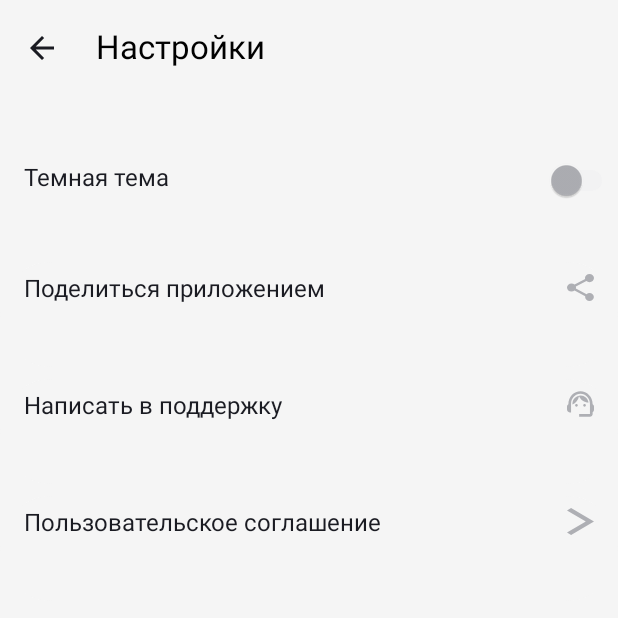
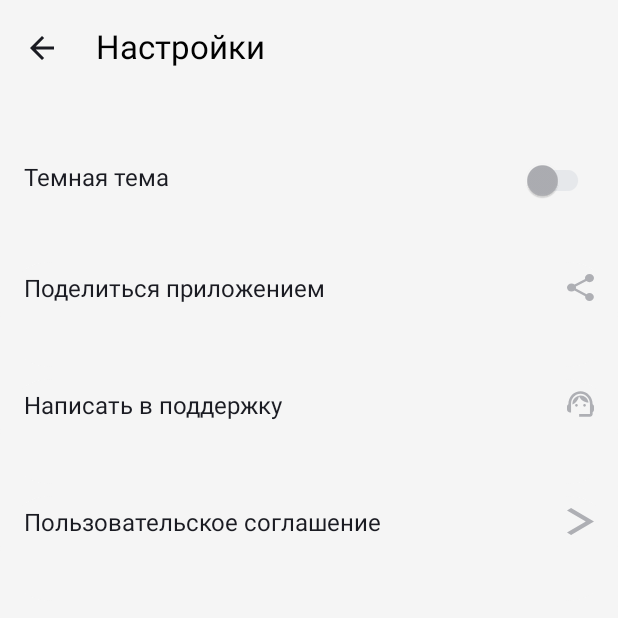
Before and after one commit to LasvegasandFlorida/PlaylistMakerProd, an Android app: the screen it shows after launch (SettingsActivity), after a tap on "Настройки", on a phone screen of 412 x 824 dp, the top half of it. Run offline under Robolectric (Android 15) with nearby library versions, the phone set to English and light mode, and no system bars.

Commit message:
- Добавлено сохранение настроек Темной темы - Добавлено сохранение истории поиска экрана Поиск

```diff
--- a/app/src/main/AndroidManifest.xml
+++ b/app/src/main/AndroidManifest.xml
@@ -4,6 +4,7 @@
     <uses-permission android:name="android.permission.INTERNET"/>
     <application
         android:allowBackup="true"
+        android:name="com.example.playlistmakerprod.App"
         android:dataExtractionRules="@xml/data_extraction_rules"
         android:fullBackupContent="@xml/backup_rules"
         android:icon="@mipmap/ic_launcher"
--- /dev/null
+++ b/app/src/main/java/com/example/playlistmakerprod/App.kt
@@ -0,0 +1,24 @@
+package com.example.playlistmakerprod
+
+import android.app.Application
+import androidx.appcompat.app.AppCompatDelegate
+
+class App : Application() {
+private var darkTheme = false
+    override fun onCreate() {
+        super.onCreate()
+        val sharedPrefs = getSharedPreferences(SHARED_PREFERENCES, MODE_PRIVATE)
+        darkTheme = sharedPrefs.getBoolean(NIGHT_MODE_KEY, false)
+        switchTheme(darkTheme)
+    }
+    fun switchTheme(darkThemeEnabled: Boolean) {
+        darkTheme = darkThemeEnabled
+        AppCompatDelegate.setDefaultNightMode(
+            if (darkThemeEnabled) {
+                AppCompatDelegate.MODE_NIGHT_YES
+            } else {
+                AppCompatDelegate.MODE_NIGHT_NO
+            }
+        )
+    }
+}
--- a/app/src/main/java/com/example/playlistmakerprod/SettingsActivity.kt
+++ b/app/src/main/java/com/example/playlistmakerprod/SettingsActivity.kt
@@ -8,7 +8,10 @@ import android.widget.Button
 import android.widget.ImageView
 import android.widget.Switch
 import androidx.appcompat.app.AppCompatDelegate
+import com.google.android.material.switchmaterial.SwitchMaterial
 
+const val SHARED_PREFERENCES = "playlistmaker_shared_preferences"
+const val NIGHT_MODE_KEY = "key_for_night_mode"
 class SettingsActivity : AppCompatActivity() {
     override fun onCreate(savedInstanceState: Bundle?) {
         super.onCreate(savedInstanceState)
@@ -17,19 +20,14 @@ class SettingsActivity : AppCompatActivity() {
         backBtn.setOnClickListener {
             this.finish()
         }
-        val themeSwitch = findViewById<Switch>(R.id.theme_switch)
-        when (AppCompatDelegate.getDefaultNightMode())
-        {
-            AppCompatDelegate.MODE_NIGHT_YES -> themeSwitch.isChecked = true
-            AppCompatDelegate.MODE_NIGHT_NO -> themeSwitch.isChecked = false
-        }
+        val themeSwitch = findViewById<SwitchMaterial>(R.id.theme_switch)
+        val sharedPrefs = getSharedPreferences(SHARED_PREFERENCES, MODE_PRIVATE)
+        themeSwitch.isChecked = sharedPrefs.getBoolean(NIGHT_MODE_KEY,false)
         themeSwitch.setOnCheckedChangeListener { _, checkedId ->
-            when (checkedId) {
-                true -> AppCompatDelegate.setDefaultNightMode(AppCompatDelegate.MODE_NIGHT_YES)
-
-                false -> AppCompatDelegate.setDefaultNightMode(AppCompatDelegate.MODE_NIGHT_NO)
-            }
-
+            (applicationContext as App).switchTheme(checkedId)
+            sharedPrefs.edit()
+                .putBoolean(NIGHT_MODE_KEY, checkedId)
+                .apply()
         }
         val shareBtn = findViewById<Button>(R.id.share_button)
         shareBtn.setOnClickListener {
--- a/app/src/main/java/com/example/playlistmakerprod/SongsAdapter.kt
+++ b/app/src/main/java/com/example/playlistmakerprod/SongsAdapter.kt
@@ -1,18 +1,18 @@
 package com.example.playlistmakerprod
 
 import android.view.LayoutInflater
+import android.view.View
 import android.view.ViewGroup
 import androidx.recyclerview.widget.RecyclerView
 
 class SongsAdapter(
     private val tracks: ArrayList<Track>
 ) : RecyclerView.Adapter<SongsViewHolder> () {
-
+    var onItemClick: ((Track) -> Unit)? = null
     override fun onCreateViewHolder(parent: ViewGroup, viewType: Int): SongsViewHolder {
         val view = LayoutInflater.from(parent.context).inflate(R.layout.songs_view, parent, false)
-        return SongsViewHolder(view)
+        return SongsViewHolder(view,onItemClick,tracks)
     }
-
     override fun onBindViewHolder(holder: SongsViewHolder, position: Int) {
         holder.bind(tracks[position])
     }
--- a/app/src/main/java/com/example/playlistmakerprod/Track.kt
+++ b/app/src/main/java/com/example/playlistmakerprod/Track.kt
@@ -2,4 +2,4 @@ package com.example.playlistmakerprod
 
 import com.google.gson.annotations.SerializedName
 
-data class Track( val trackName:String, val artistName: String, @SerializedName("trackTimeMillis") val trackTime: String, val artworkUrl100: String)
+data class Track(val trackId:Int, val trackName:String, val artistName: String, @SerializedName("trackTimeMillis") val trackTime: String, val artworkUrl100: String)
--- a/app/src/main/res/layout/activity_settings.xml
+++ b/app/src/main/res/layout/activity_settings.xml
@@ -28,25 +28,14 @@
             android:textAppearance="@font/ys_display_medium"
             android:layout_marginStart="28dp"/>
     </LinearLayout>
-    <FrameLayout
+    <com.google.android.material.switchmaterial.SwitchMaterial
+        android:id="@+id/theme_switch"
+        android:text="@string/settings_night"
+        style="@style/SettingsMenu"
+        android:clickable="true"
+        android:layout_marginTop="61dp"
         android:layout_width="match_parent"
-        android:layout_height="wrap_content"
-        android:paddingTop="61dp">
-        <TextView
-            style="@style/SettingsMenu"
-            android:layout_width="wrap_content"
-            android:layout_height="wrap_content"
-            android:textAppearance="@font/ys_display_medium"
-            android:textSize="@dimen/text_small"
-            android:text="@string/settings_night"/>
-        <Switch
-            android:id="@+id/theme_switch"
-            style="@style/SettingsSwitch"
-            android:layout_width="wrap_content"
-            android:layout_height="wrap_content"
-            android:layout_gravity="end"
-            tools:ignore="UseSwitchCompatOrMaterialXml"/>
-    </FrameLayout>
+        android:layout_height="wrap_content"/>
         <Button
             android:id="@+id/share_button"
             style="@style/SettingsMenu"
--- a/app/src/main/res/values-night/styles.xml
+++ b/app/src/main/res/values-night/styles.xml
@@ -24,6 +24,8 @@
     <item name="android:paddingEnd">@dimen/standard_padding</item>
     <item name="android:gravity">start</item>
     <item name="android:clickable">false</item>
+    <item name="thumbTint">@color/mainBlue</item>
+    <item name="trackTint">@color/mainBlue</item>
     <item name="android:layout_width">match_parent</item>
     <item name="android:layout_height">wrap_content</item>
     <item name="android:paddingBottom">@dimen/settings_bottom_padding</item>
--- a/app/src/main/res/values/strings.xml
+++ b/app/src/main/res/values/strings.xml
@@ -17,4 +17,6 @@
     <string name="search_header">Поиск</string>
     <string name="nothing_found">Ничего не нашлось</string>
     <string name="no_internet">Проблемы со связью \n \n Загрузка не удалась. Проверьте подключение к интернету</string>
+    <string name="clear_history_button">Очистить историю</string>
+    <string name="history_header">Вы искали</string>
 </resources>
--- a/app/src/main/res/values/styles.xml
+++ b/app/src/main/res/values/styles.xml
@@ -28,6 +28,8 @@
         <item name="android:layout_width">match_parent</item>
         <item name="android:layout_height">wrap_content</item>
         <item name="android:paddingBottom">@dimen/settings_bottom_padding</item>
+        <item name="thumbTint">@color/YP_Text_Gray</item>
+        <item name="trackTint">@color/YP_Light_Gray</item>
         <item name="iconGravity">end</item>
         <item name="iconTint">@color/YP_Text_Gray</item>
         <item name="android:backgroundTint">@color/white_back</item>
```
Also changed, not shown: app/src/main/java/com/example/playlistmakerprod/SearchActivity.kt (+63 -22 lines), app/src/main/java/com/example/playlistmakerprod/SearchHistory.kt (added, +29 -0 lines), app/src/main/java/com/example/playlistmakerprod/SongsViewHolder.kt (+6 -2 lines), app/src/main/java/com/example/playlistmakerprod/TracksPreferences.kt (added, +22 -0 lines), app/src/main/res/layout/activity_search.xml (+9 -9 lines).
